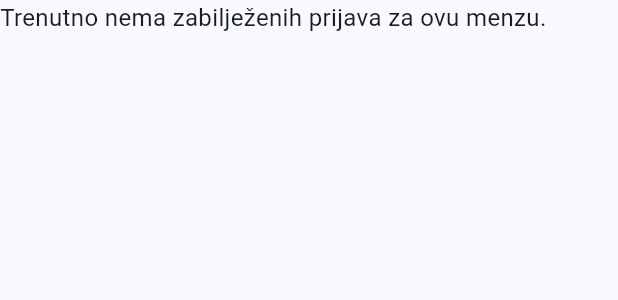
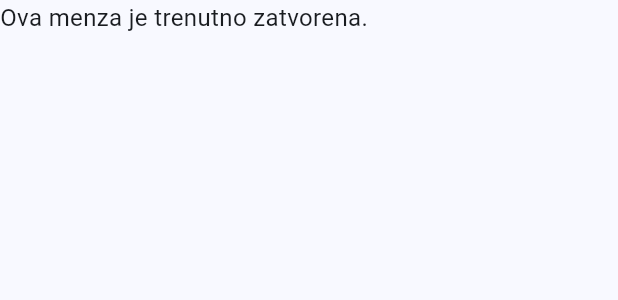
Before and after one commit to andre0805/student_canteens, a Flutter app: the QueueLengthReportsView widget shown alone on an empty page, opened directly with empty values, on a phone screen of 412 x 824 dp. Shown: the top 300 px of the screen. Run offline on Flutter 3.47's test engine with Material 2 defaults, Android fonts, the phone set to English and light mode, and no system bars; our stand-ins replace firebase_auth, firebase_core, flutter_signin_button, flutter_speed_dial, google_maps_flutter, google_sign_in and 3 more; missing offline and left inert: dart:ffi; accounts and stored records are empty; network calls fail.

Commit message:
change message for queue length reports when canteen is closed

```diff
--- a/lib/views/queue_length/QueueLengthReportsView.dart
+++ b/lib/views/queue_length/QueueLengthReportsView.dart
@@ -19,7 +19,15 @@ class QueueLengthReportsView extends StatelessWidget {
 
   @override
   Widget build(BuildContext context) {
-    return queueLengthReports.isEmpty
+    return !canteen.isOpen
+        ? const Text(
+            "Ova menza je trenutno zatvorena.",
+            style: TextStyle(
+              fontSize: 16,
+              fontWeight: FontWeight.w400,
+            ),
+          )
+        : queueLengthReports.isEmpty
             ? const Text(
                 "Trenutno nema zabilježenih prijava za ovu menzu.",
                 style: TextStyle(
@@ -33,7 +41,8 @@ class QueueLengthReportsView extends StatelessWidget {
                 padding: const EdgeInsets.only(top: 8, bottom: 24),
                 itemCount: queueLengthReports.length,
                 itemBuilder: (context, index) {
-              QueueLengthReport queueLengthReport = queueLengthReports[index];
+                  QueueLengthReport queueLengthReport =
+                      queueLengthReports[index];
                   return Card(
                     elevation: 2,
                     shape: RoundedRectangleBorder(
@@ -45,7 +54,8 @@ class QueueLengthReportsView extends StatelessWidget {
                       shape: RoundedRectangleBorder(
                         borderRadius: BorderRadius.circular(10),
                       ),
-                  onTap: () => handleReportTapped(context, queueLengthReport),
+                      onTap: () =>
+                          handleReportTapped(context, queueLengthReport),
                       title: Wrap(
                         direction: Axis.horizontal,
                         alignment: WrapAlignment.spaceBetween,
```
Lines whose indentation alone changed are shown as unchanged.
